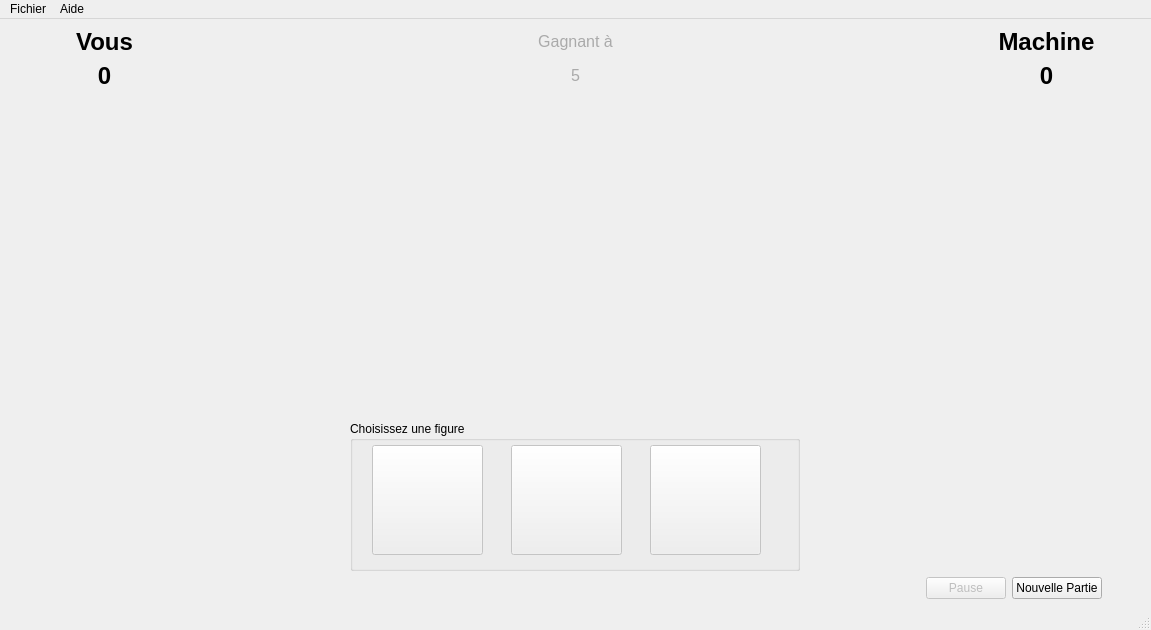
First picture: the form in mainwindow.ui, repository Mathiisss/chifoumi, before the edit.
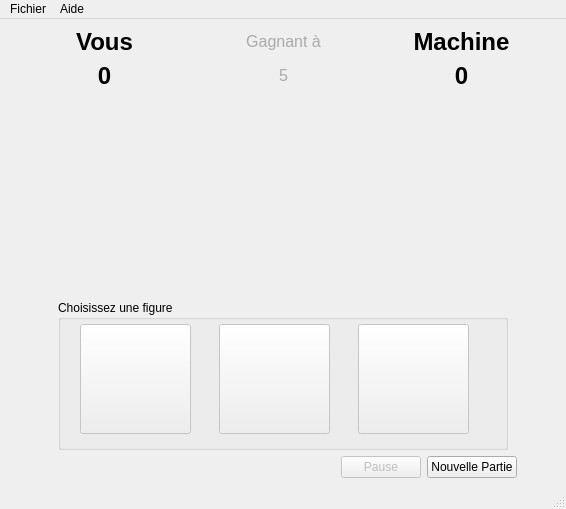
Second picture: the form after the edit. Icons and pictures are not drawn.

What changed in the file:
```diff
--- a/mainwindow.ui
+++ b/mainwindow.ui
@@ -6,8 +6,8 @@
    <rect>
     <x>0</x>
     <y>0</y>
-    <width>1151</width>
-    <height>630</height>
+    <width>566</width>
+    <height>509</height>
    </rect>
   </property>
   <property name="windowTitle">
@@ -397,7 +397,7 @@
     <rect>
      <x>0</x>
      <y>0</y>
-     <width>1151</width>
+     <width>566</width>
      <height>21</height>
     </rect>
    </property>
```
Left out of the diff: 8 changed lines with no effect on the pictures.
